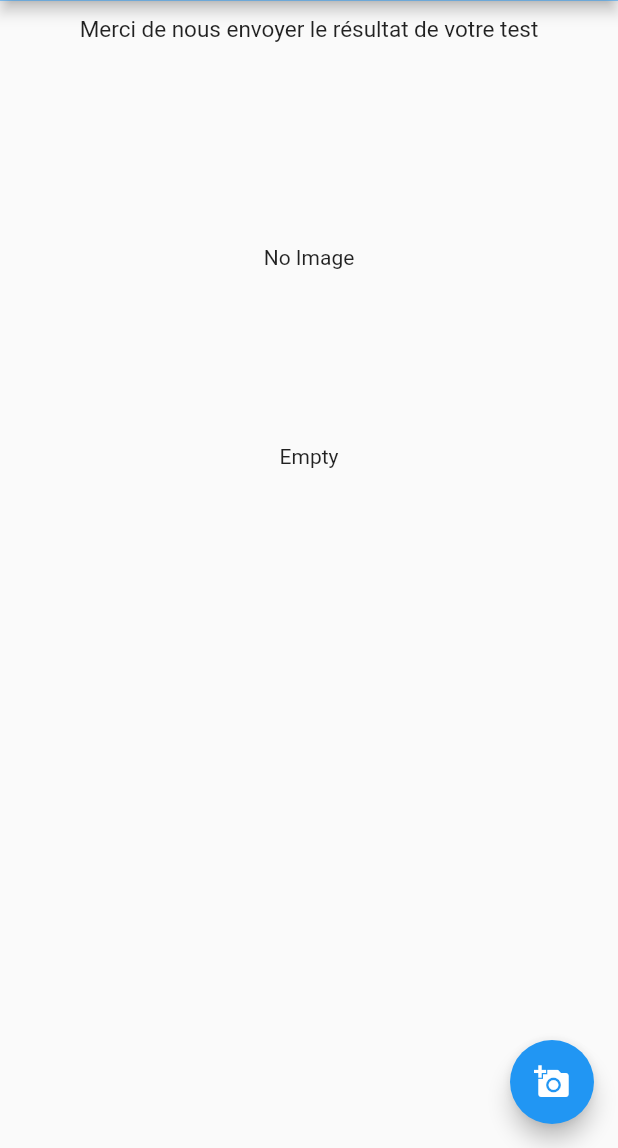
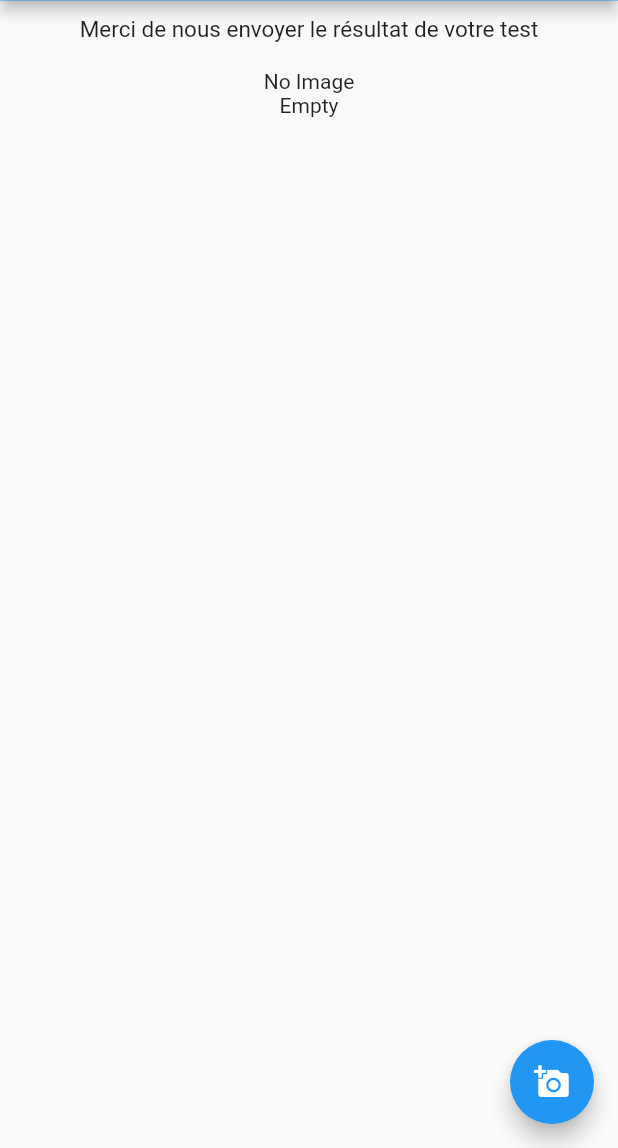
Before and after one commit to fdecouv/s10_poc_reliability, a Flutter app: the VisionTextWidget screen opened directly, on a phone screen of 412 x 824 dp, the part 88-1236 px from its top. Run offline on Flutter 3.47's test engine with Material 2 defaults, Android fonts, the phone set to English and light mode, and no system bars; our stand-ins replace flutter_animation_progress_bar, image_picker; missing offline and left inert: barcode_scan, mlkit.

```diff
--- a/lib/screens/vision_text.dart
+++ b/lib/screens/vision_text.dart
@@ -59,7 +59,6 @@ class _VisionTextWidgetState extends State<VisionTextWidget> {
 
   Widget _buildImage() {
     return SizedBox(
-      height: 250.0,
       child: Center(
         child: _file == null
             ? Text('No Image')
@@ -89,7 +88,6 @@ class _VisionTextWidgetState extends State<VisionTextWidget> {
   }
 
   Widget _buildBody() {
-    var user = Provider.of<User>(context);
     return Container(
       child: Column(
         children: <Widget>[
```
Also changed, not shown: assets/images/test-1.jpg (added), assets/images/test-2.jpg (added), assets/images/test-3.jpg (added), 4 other files.
